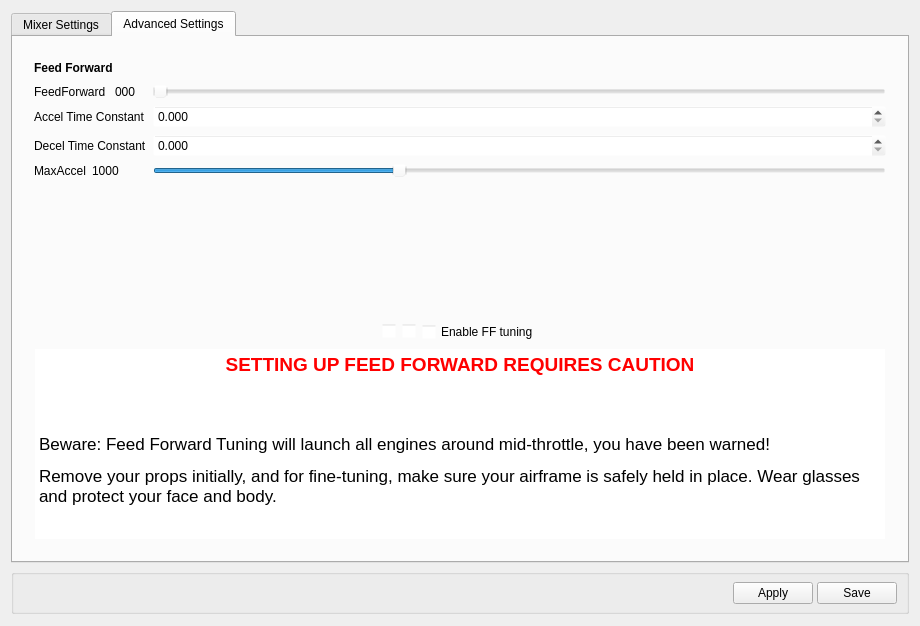
Old version of the form ground/openpilotgcs/src/plugins/config/airframe.ui in the repository openpilot/OpenPilot.
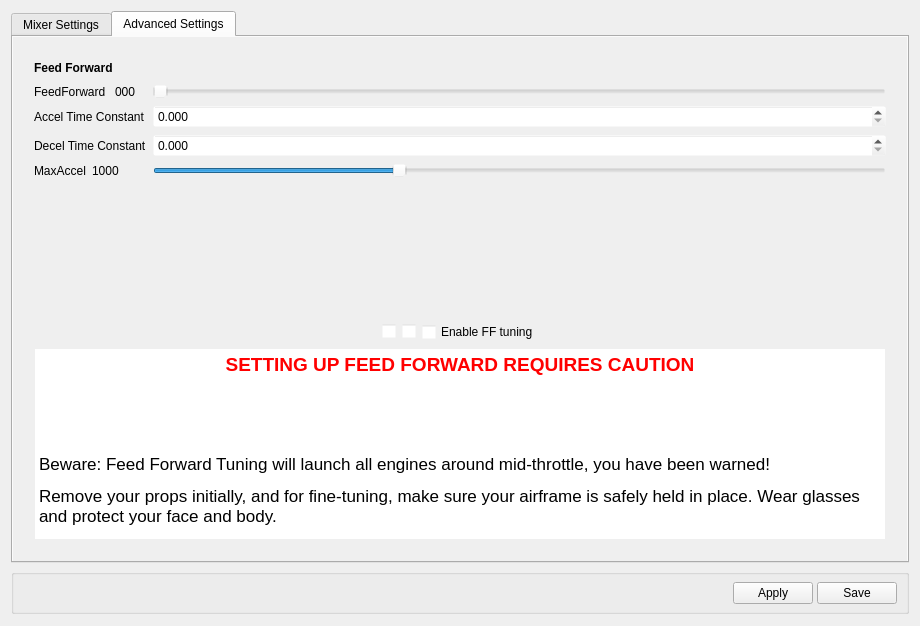
New version of the form. The open tabs and pages were chosen to show the change. Icons and pictures are not drawn. Custom widgets are drawn as their Qt base class.

Commit message: Fixing white border in aircraft config screen.

```diff
--- a/ground/openpilotgcs/src/plugins/config/airframe.ui
+++ b/ground/openpilotgcs/src/plugins/config/airframe.ui
@@ -2661,6 +2661,9 @@
       </layout>
      </widget>
      <widget class="QWidget" name="tab">
+      <property name="autoFillBackground">
+       <bool>true</bool>
+      </property>
       <attribute name="title">
        <string>Advanced Settings</string>
       </attribute>
@@ -2748,8 +2751,8 @@
            <rect>
             <x>0</x>
             <y>0</y>
-            <width>866</width>
-            <height>483</height>
+            <width>872</width>
+            <height>496</height>
            </rect>
           </property>
           <layout class="QVBoxLayout" name="verticalLayout_18">
@@ -3060,15 +3063,16 @@
               <string>&lt;!DOCTYPE HTML PUBLIC &quot;-//W3C//DTD HTML 4.0//EN&quot; &quot;http://www.w3.org/TR/REC-html40/strict.dtd&quot;&gt;
 &lt;html&gt;&lt;head&gt;&lt;meta name=&quot;qrichtext&quot; content=&quot;1&quot; /&gt;&lt;style type=&quot;text/css&quot;&gt;
 p, li { white-space: pre-wrap; }
-&lt;/style&gt;&lt;/head&gt;&lt;body style=&quot; font-family:'Lucida Grande'; font-size:13pt; font-weight:400; font-style:normal;&quot;&gt;
+&lt;/style&gt;&lt;/head&gt;&lt;body style=&quot; font-family:'MS Shell Dlg 2'; font-size:8.25pt; font-weight:400; font-style:normal;&quot;&gt;
 &lt;table border=&quot;0&quot; style=&quot;-qt-table-type: root; margin-top:4px; margin-bottom:4px; margin-left:4px; margin-right:4px;&quot;&gt;
 &lt;tr&gt;
 &lt;td style=&quot;border: none;&quot;&gt;
 &lt;p align=&quot;center&quot; style=&quot; margin-top:0px; margin-bottom:0px; margin-left:0px; margin-right:0px; -qt-block-indent:0; text-indent:0px;&quot;&gt;&lt;span style=&quot; font-family:'Ubuntu'; font-size:14pt; font-weight:600; color:#ff0000;&quot;&gt;SETTING UP FEED FORWARD REQUIRES CAUTION&lt;/span&gt;&lt;/p&gt;
-&lt;p style=&quot;-qt-paragraph-type:empty; margin-top:0px; margin-bottom:0px; margin-left:0px; margin-right:0px; -qt-block-indent:0; text-indent:0px; font-family:'Ubuntu'; font-size:11pt;&quot;&gt;&lt;br /&gt;&lt;/p&gt;
+&lt;p style=&quot;-qt-paragraph-type:empty; margin-top:0px; margin-bottom:0px; margin-left:0px; margin-right:0px; -qt-block-indent:0; text-indent:0px; font-family:'Ubuntu'; font-size:11pt;&quot;&gt;&lt;/p&gt;
 &lt;p style=&quot; margin-top:0px; margin-bottom:0px; margin-left:0px; margin-right:0px; -qt-block-indent:0; text-indent:0px;&quot;&gt;&lt;span style=&quot; font-family:'Ubuntu'; font-size:11pt;&quot;&gt;&lt;br /&gt;&lt;/span&gt;&lt;/p&gt;
-&lt;p style=&quot; margin-top:0px; margin-bottom:0px; margin-left:0px; margin-right:0px; -qt-block-indent:0; text-indent:0px;&quot;&gt;Beware: Feed Forward Tuning will launch all engines around mid-throttle, you have been warned!&lt;/p&gt;
-&lt;p style=&quot; margin-top:12px; margin-bottom:12px; margin-left:0px; margin-right:0px; -qt-block-indent:0; text-indent:0px;&quot;&gt;Remove your props initially, and for fine-tuning, make sure your airframe is safely held in place. Wear glasses and protect your face and body.&lt;/p&gt;&lt;/td&gt;&lt;/tr&gt;&lt;/table&gt;&lt;/body&gt;&lt;/html&gt;</string>
+&lt;p style=&quot; margin-top:0px; margin-bottom:0px; margin-left:0px; margin-right:0px; -qt-block-indent:0; text-indent:0px;&quot;&gt;&lt;span style=&quot; font-family:'Ubuntu'; font-size:11pt;&quot;&gt;&lt;br /&gt;&lt;/span&gt;&lt;/p&gt;
+&lt;p style=&quot; margin-top:0px; margin-bottom:0px; margin-left:0px; margin-right:0px; -qt-block-indent:0; text-indent:0px;&quot;&gt;&lt;span style=&quot; font-family:'Lucida Grande'; font-size:13pt;&quot;&gt;Beware: Feed Forward Tuning will launch all engines around mid-throttle, you have been warned!&lt;/span&gt;&lt;/p&gt;
+&lt;p style=&quot; margin-top:12px; margin-bottom:12px; margin-left:0px; margin-right:0px; -qt-block-indent:0; text-indent:0px;&quot;&gt;&lt;span style=&quot; font-family:'Lucida Grande'; font-size:13pt;&quot;&gt;Remove your props initially, and for fine-tuning, make sure your airframe is safely held in place. Wear glasses and protect your face and body.&lt;/span&gt;&lt;/p&gt;&lt;/td&gt;&lt;/tr&gt;&lt;/table&gt;&lt;/body&gt;&lt;/html&gt;</string>
              </property>
             </widget>
            </item>
```
Left out of the diff: 9 changed lines with no effect on the pictures.
